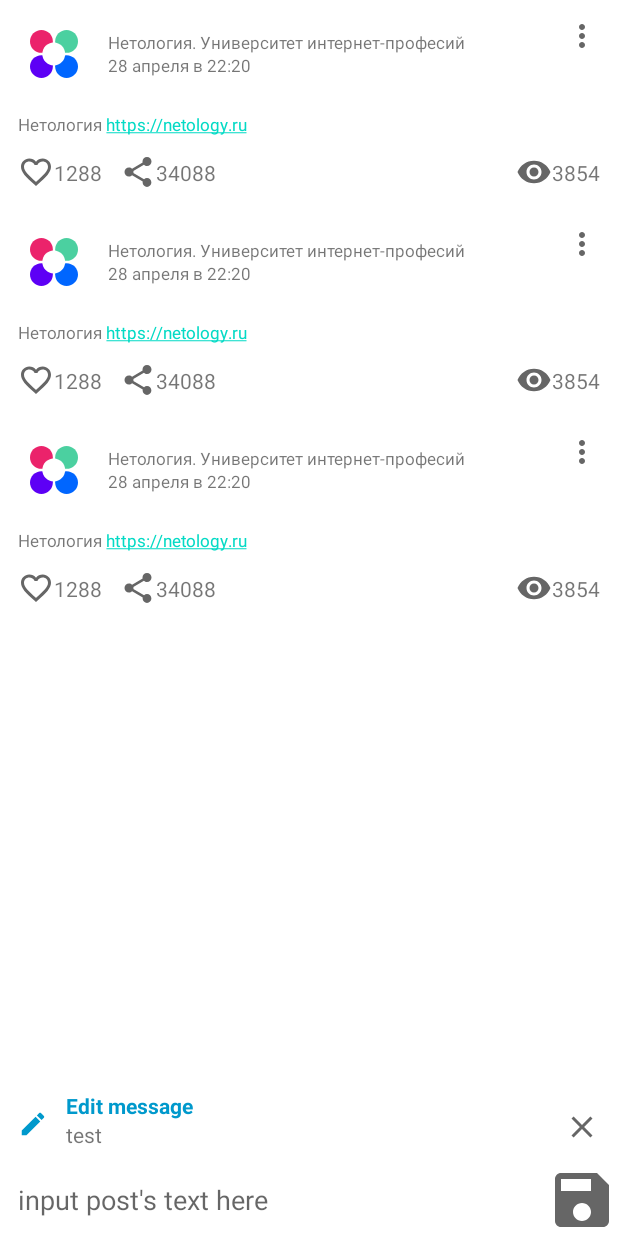
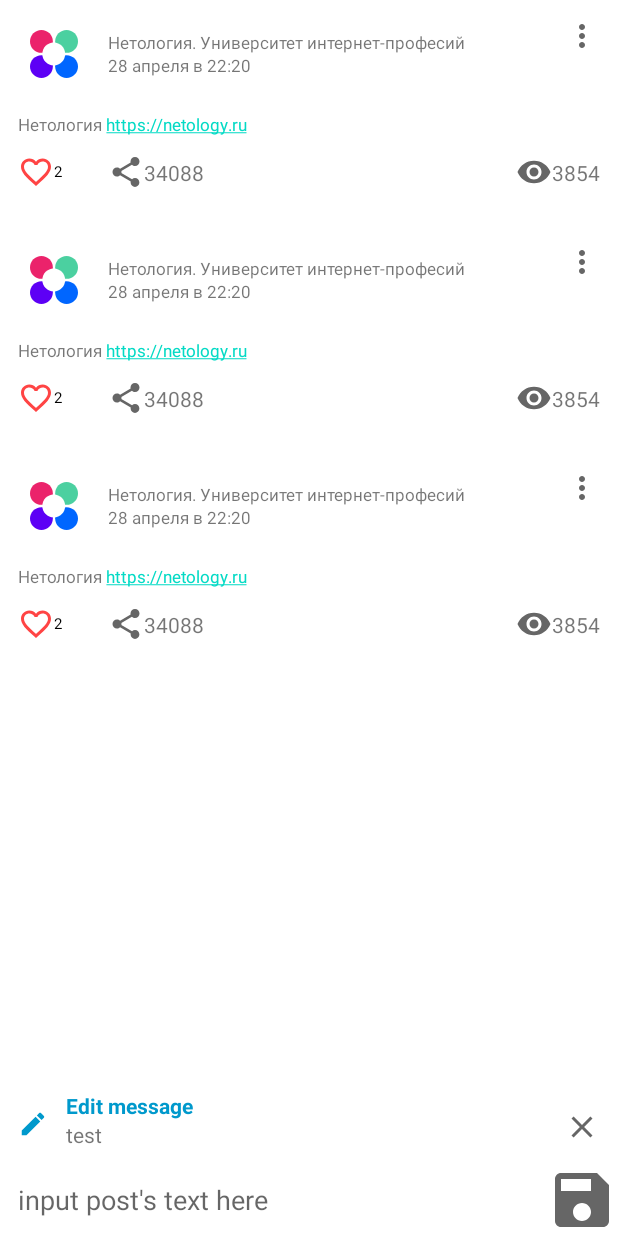
Before and after one commit to clinri/NMedia, an Android app: the layout activity_post.xml on its own in the app's theme, with its tools: preview values and no code run, on a phone screen of 412 x 824 dp. Run offline under Robolectric (Android 15) with nearby library versions, the phone set to English and light mode, and no system bars.

Commit message:
Done homework "08_material"  task "Buttons" version 1 without fix for doing CI without merge in master (very long check pull requests - homeworks)

```diff
--- a/app/build.gradle
+++ b/app/build.gradle
@@ -48,4 +48,6 @@ dependencies {
     implementation "androidx.lifecycle:lifecycle-livedata-ktx:$lifecycle_version"
     implementation "androidx.activity:activity-ktx:1.4.0"
     implementation "androidx.recyclerview:recyclerview:1.2.1"
+    //Material Design
+    implementation "com.google.android.material:material:1.5.0"
 }
--- a/app/src/main/java/ru/netology/nmedia/adapter/PostsAdapter.kt
+++ b/app/src/main/java/ru/netology/nmedia/adapter/PostsAdapter.kt
@@ -66,16 +66,12 @@ internal class PostsAdapter(
                 date.text = post.published
                 textOfPost.text = post.content
                 viewCount.text = "104"
-                like.setImageResource(getLikeIcon(post.likedByMe))
-                likesCount.text = post.likes.formatIntLikeVk()
+                like.isChecked = post.likedByMe
+                like.text = post.likes.formatIntLikeVk()
                 sharePostCount.text = post.shareCount.formatIntLikeVk()
                 menu.setOnClickListener { popupMenu.show() }
             }
         }
-
-        @DrawableRes
-        private fun getLikeIcon(like: Boolean) =
-            if (like) R.drawable.ic_like_red_24dp else R.drawable.ic_like_white_24dp
 
         private fun Int.formatIntLikeVk(): String {
             var digitOne = 0
--- /dev/null
+++ b/app/src/main/res/drawable/ic_like_24dp.xml
@@ -0,0 +1,5 @@
+<?xml version="1.0" encoding="utf-8"?>
+<selector xmlns:android="http://schemas.android.com/apk/res/android">
+    <item android:drawable="@drawable/ic_like_red_24dp" android:state_checked="true" />
+    <item android:drawable="@drawable/ic_like_white_24dp" />
+</selector>
--- a/app/src/main/res/layout/post.xml
+++ b/app/src/main/res/layout/post.xml
@@ -93,25 +93,16 @@
         app:barrierDirection="bottom"
         app:constraint_referenced_ids="linkOfPost" />
 
-    <androidx.appcompat.widget.AppCompatImageButton
-        android:id="@+id/like"
+    <com.google.android.material.checkbox.MaterialCheckBox
+        style="@style/Widget.AppTheme.LikeCheckbox"
         android:layout_width="wrap_content"
         android:layout_height="wrap_content"
-        android:layout_marginTop="@dimen/common_spacing"
-        android:background="@android:color/transparent"
-        android:src="@drawable/ic_like_white_24dp"
+        android:id="@+id/like"
         app:layout_constraintStart_toStartOf="parent"
-        app:layout_constraintTop_toBottomOf="@id/footer_barrier" />
-
-    <androidx.appcompat.widget.AppCompatTextView
-        android:id="@+id/likesCount"
-        android:layout_width="wrap_content"
-        android:layout_height="wrap_content"
-        android:textSize="@dimen/font_icons"
-        app:layout_constraintBottom_toBottomOf="@id/like"
-        app:layout_constraintStart_toEndOf="@id/like"
-        app:layout_constraintTop_toTopOf="@id/like"
-        tools:text="1288" />
+        android:button="@drawable/ic_like_24dp"
+        app:layout_constraintTop_toBottomOf="@id/footer_barrier"
+        tools:text="2"
+        />
 
     <androidx.appcompat.widget.AppCompatImageButton
         android:id="@+id/sharePost"
@@ -121,9 +112,8 @@
         android:background="@android:color/transparent"
         android:src="@drawable/ic_share_24dp"
         app:layout_constraintBottom_toBottomOf="@id/like"
-        app:layout_constraintStart_toEndOf="@id/likesCount"
-        app:layout_constraintTop_toTopOf="@id/like"
-        app:layout_constraintVertical_bias="0.625" />
+        app:layout_constraintStart_toEndOf="@id/like"
+        app:layout_constraintTop_toTopOf="@id/like" />
 
     <androidx.appcompat.widget.AppCompatTextView
         android:id="@+id/sharePostCount"
--- a/app/src/main/res/values/themes.xml
+++ b/app/src/main/res/values/themes.xml
@@ -13,4 +13,9 @@
         <item name="android:statusBarColor" tools:targetApi="l">?attr/colorPrimaryVariant</item>
         <!-- Customize your theme here. -->
     </style>
+
+    <style name="Widget.AppTheme.LikeCheckbox" parent="Widget.Material3.CompoundButton.CheckBox">
+        <item name="buttonTint">@android:color/holo_red_light</item>
+
+    </style>
 </resources>
```
